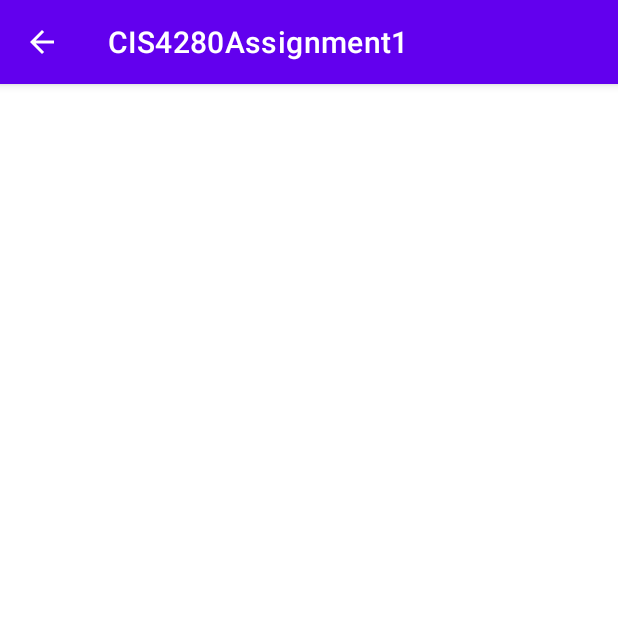
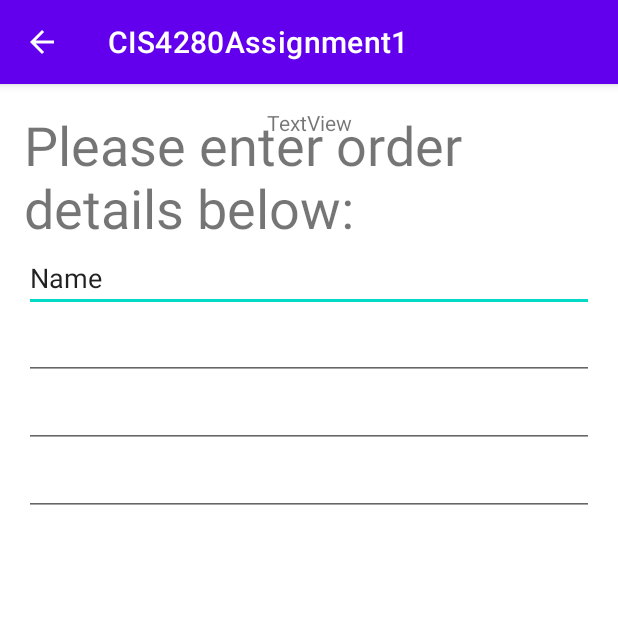
Before and after one commit to jlazer/CIS4280Assignment1, an Android app: the customerPage screen opened directly, with no data from a screen before it, on a phone screen of 412 x 824 dp, the top half of it. Run offline under Robolectric (Android 15) with nearby library versions, the phone set to English and light mode, and no system bars.

Commit message:
Created OrderDetails class. (not entirely finished) made rough UI layout on customerPage. Logic for converting checkedRadioButtonId to a string format. Now all the toppings and the pizza size are stored in the object OrderDetails instance. TODO: Pass the object to customerPage by implementing Serializable. Create a calculate price method in OrderDetails class. When user clicks submit button on CustomerPage calculate the price and display relevant order details in textview.

```diff
--- a/app/src/main/java/com/Lazarski/cis4280assignment1/customerPage.java
+++ b/app/src/main/java/com/Lazarski/cis4280assignment1/customerPage.java
@@ -15,10 +15,18 @@ public class customerPage extends AppCompatActivity {
 
         // Get the Intent that Started this activity and extract the string
         Intent intent = getIntent();
-        String message = intent.getStringExtra(MainActivity.EXTRA_MESSAGE);
+
+        //String message = intent.getStringExtra(MainActivity.EXTRA_MESSAGE);
+        //int checked;
+        int pizzaSizeInt = intent.getIntExtra("checked",0);
+        System.out.println("We are on the customer page!");
+        System.out.println(pizzaSizeInt);
+
+
+
 
         //Capture the layout's TextView and set the string as its text
-        TextView textView = findViewById(R.id.textView4);
-        textView.setText(message);
+        //TextView textView = findViewById(R.id.textView4);
+        //textView.setText(message);
     }
 }
--- a/app/src/main/res/layout/activity_customer_page.xml
+++ b/app/src/main/res/layout/activity_customer_page.xml
@@ -15,4 +15,56 @@
         app:layout_constraintEnd_toEndOf="parent"
         app:layout_constraintStart_toStartOf="parent"
         app:layout_constraintTop_toTopOf="parent" />
+
+    <LinearLayout
+        android:layout_width="match_parent"
+        android:layout_height="match_parent"
+        android:layout_marginStart="16dp"
+        android:layout_marginLeft="16dp"
+        android:layout_marginTop="16dp"
+        android:layout_marginEnd="16dp"
+        android:layout_marginRight="16dp"
+        android:layout_marginBottom="16dp"
+        android:orientation="vertical"
+        app:layout_constraintBottom_toBottomOf="parent"
+        app:layout_constraintEnd_toEndOf="parent"
+        app:layout_constraintStart_toStartOf="parent"
+        app:layout_constraintTop_toTopOf="parent">
+
+        <TextView
+            android:id="@+id/customerPageLabel"
+            android:layout_width="match_parent"
+            android:layout_height="wrap_content"
+            android:text="@string/textview"
+            android:textSize="36sp" />
+
+        <EditText
+            android:id="@+id/editTextTextPersonName"
+            android:layout_width="match_parent"
+            android:layout_height="wrap_content"
+            android:ems="10"
+            android:inputType="textPersonName"
+            android:text="Name" />
+
+        <EditText
+            android:id="@+id/editTextPhone2"
+            android:layout_width="match_parent"
+            android:layout_height="wrap_content"
+            android:ems="10"
+            android:inputType="phone" />
+
+        <EditText
+            android:id="@+id/editTextTextEmailAddress"
+            android:layout_width="match_parent"
+            android:layout_height="wrap_content"
+            android:ems="10"
+            android:inputType="textEmailAddress" />
+
+        <EditText
+            android:id="@+id/editTextTextPostalAddress"
+            android:layout_width="match_parent"
+            android:layout_height="wrap_content"
+            android:ems="10"
+            android:inputType="textPostalAddress" />
+    </LinearLayout>
 </androidx.constraintlayout.widget.ConstraintLayout>
--- a/app/src/main/res/values/strings.xml
+++ b/app/src/main/res/values/strings.xml
@@ -14,4 +14,5 @@
     <string name="sizeLabel">Size</string>
     <string name="button1">Next</string>
     <string name="edit_message">Enter a message</string>
+    <string name="textview">Please enter order details below:</string>
 </resources>
```
Also changed, not shown: app/src/main/java/com/Lazarski/cis4280assignment1/MainActivity.java (+87 -6 lines), app/src/main/java/com/Lazarski/cis4280assignment1/OrderDetails.java (added, +130 -0 lines), app/src/main/res/layout/activity_main.xml (+24 -21 lines).
